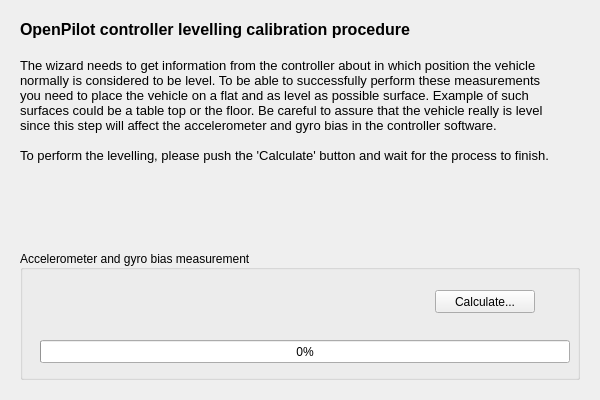
Above: ground/openpilotgcs/src/plugins/setupwizard/pages/levellingpage.ui from openpilot/OpenPilot before the change. Below: the same form after it.
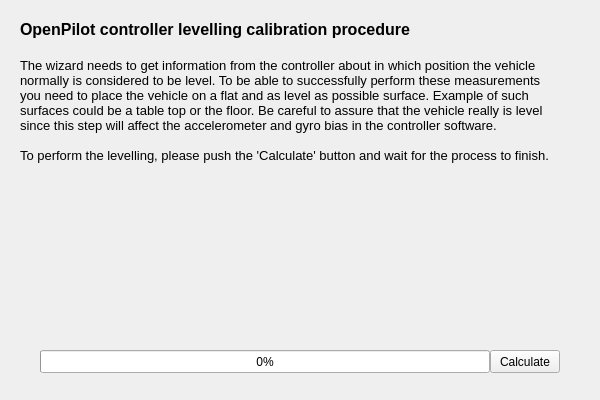
That is the form after the change.

Commit message: OP-39 Added button for Radio Config Wizard. Cleaned up the GUI, removed all group boxes and aligned components on pages. Changed place of rapid and default esc buttons. Set the size of the wizard to a fix size. Updated some of the texts. Changed font sizes. Added resources. Started the connection diagram implementation.

Diff of the .ui file:
```diff
--- a/ground/openpilotgcs/src/plugins/setupwizard/pages/levellingpage.ui
+++ b/ground/openpilotgcs/src/plugins/setupwizard/pages/levellingpage.ui
@@ -40,53 +40,31 @@
     <bool>true</bool>
    </property>
   </widget>
-  <widget class="QGroupBox" name="groupBox">
+  <widget class="QPushButton" name="levelButton">
    <property name="geometry">
     <rect>
-     <x>20</x>
-     <y>250</y>
-     <width>560</width>
-     <height>130</height>
+     <x>490</x>
+     <y>350</y>
+     <width>70</width>
+     <height>23</height>
     </rect>
    </property>
-   <property name="sizePolicy">
-    <sizepolicy hsizetype="Preferred" vsizetype="Preferred">
-     <horstretch>0</horstretch>
-     <verstretch>0</verstretch>
-    </sizepolicy>
+   <property name="text">
+    <string>Calculate</string>
    </property>
-   <property name="title">
-    <string>Accelerometer and gyro bias measurement</string>
-   </property>
-   <property name="alignment">
-    <set>Qt::AlignLeading|Qt::AlignLeft|Qt::AlignVCenter</set>
-   </property>
+  </widget>
    <widget class="QProgressBar" name="levellinProgressBar">
     <property name="geometry">
      <rect>
-      <x>20</x>
-      <y>90</y>
-      <width>530</width>
+     <x>40</x>
+     <y>350</y>
+     <width>450</width>
       <height>23</height>
      </rect>
     </property>
     <property name="value">
      <number>0</number>
     </property>
-   </widget>
-   <widget class="QPushButton" name="levelButton">
-    <property name="geometry">
-     <rect>
-      <x>415</x>
-      <y>40</y>
-      <width>100</width>
-      <height>23</height>
-     </rect>
-    </property>
-    <property name="text">
-     <string>Calculate...</string>
-    </property>
-   </widget>
   </widget>
  </widget>
  <resources/>
```
Lines whose indentation alone changed are shown as unchanged. The commit also changes 17 other files.
